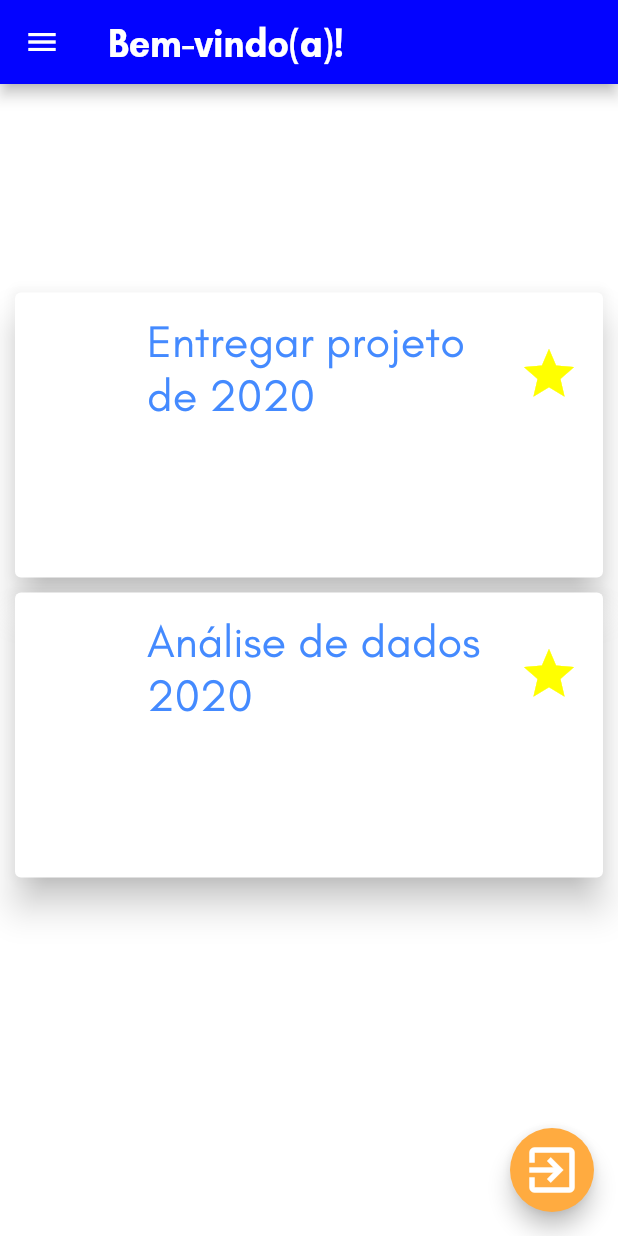
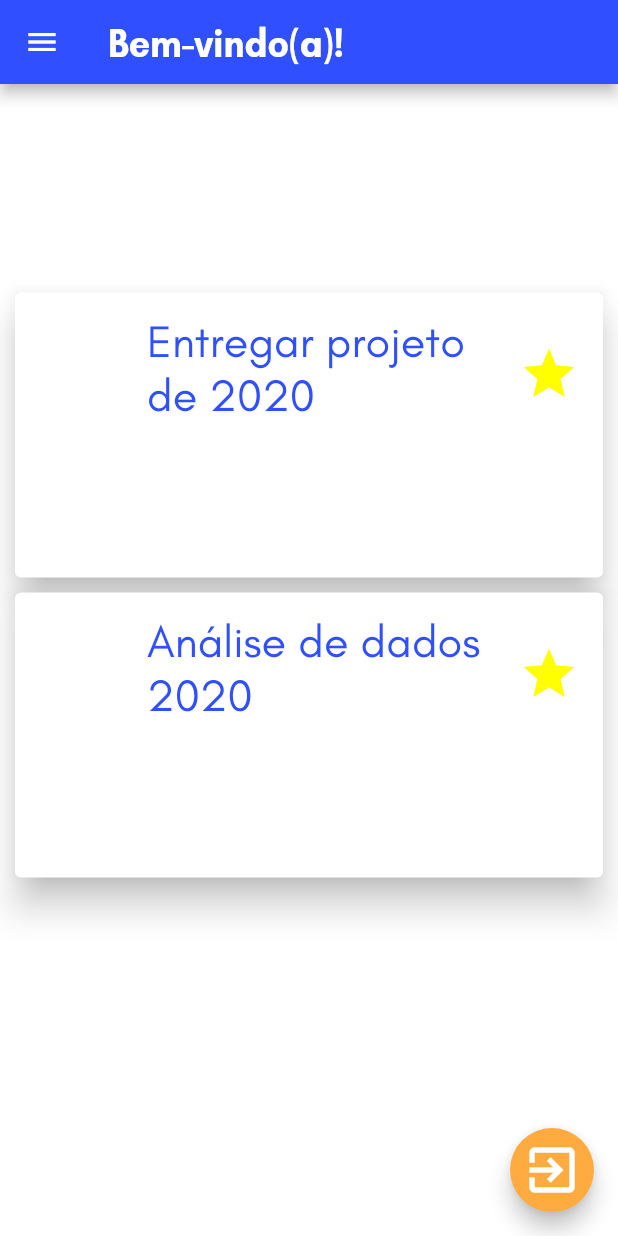
Before and after one commit to UFRPE-ODG/Pr-totipo, a Flutter app: the Pagina3 screen opened directly, on a phone screen of 412 x 824 dp. Run offline on Flutter 3.47's test engine with Material 2 defaults, Android fonts, the phone set to English and light mode, and no system bars; our stand-ins replace progress_dialog, simple_animations, splashscreen, sqflite; missing offline and left inert: commons, google_maps_flutter_heatmap; accounts and stored records are empty.

Commit message:
Update Pagina3 Cores

```diff
--- a/lib/App/Destinos/Pagina3.dart
+++ b/lib/App/Destinos/Pagina3.dart
@@ -23,7 +23,7 @@ class Pagina3 extends StatelessWidget {
         }
       ),
       appBar: AppBar(
-        backgroundColor: Color(0xFF0303ff),
+        backgroundColor: Color(0xFF3050ff),
 
         title: Text(
           "Bem-vindo(a)!",
@@ -79,7 +79,7 @@ class Pagina3 extends StatelessWidget {
                         ),
                         title: Text('Entregar projeto de 2020',
                           style: style.copyWith(
-                          color: Colors.blueAccent,
+                          color: Color(0xFF3050ff),
                           fontSize: 30.0,
                         ),),
                         dense: false,
@@ -123,7 +123,7 @@ class Pagina3 extends StatelessWidget {
                         ),
                         title: Text('Análise de dados 2020',
                           style: style.copyWith(
-                          color: Colors.blueAccent,
+                          color: Color(0xFF3050ff),
                           fontSize: 30.0,
                         ),),
                         dense: false,
@@ -166,8 +166,8 @@ return Drawer(
       padding: EdgeInsets.zero,
       children: <Widget>[
         UserAccountsDrawerHeader(
-          accountName: Text("João Pedro",style: TextStyle(fontFamily: "Glacial Indifference", fontSize: 20.0,color: Colors.blueAccent,)),
-           accountEmail: Text("JoaoPedro@gmail.com",style: TextStyle(fontFamily: "Glacial Indifference", fontSize: 20.0,color: Colors.blueAccent,)),
+          accountName: Text("João Pedro",style: TextStyle(fontFamily: "Glacial Indifference", fontSize: 20.0,color: Color(0xFF3050ff),)),
+           accountEmail: Text("JoaoPedro@gmail.com",style: TextStyle(fontFamily: "Glacial Indifference", fontSize: 20.0,color: Color(0xFF3050ff),)),
            currentAccountPicture: new GestureDetector(
                 child: new CircleAvatar(
                   backgroundImage: new NetworkImage(fotodeperfil),
@@ -178,40 +178,40 @@ return Drawer(
                image: NetworkImage(imagemdefundo),),
            ),),
         ListTile(
-          leading: Icon(Icons.grain,color: Colors.blueAccent,),
-          title: Text('Dashboard',style: TextStyle(fontFamily: "Glacial Indifference", fontSize: 20.0,color: Colors.blueAccent,)),
+          leading: Icon(Icons.grain,color: Color(0xFF3050ff),),
+          title: Text('Dashboard',style: TextStyle(fontFamily: "Glacial Indifference", fontSize: 20.0,color: Color(0xFF3050ff),)),
            onTap: () {
                 Navigator.of(context).pop();
                 Navigator.of(context).push(new MaterialPageRoute(builder: (BuildContext context) => Dashboard()));
               }
         ),
         ListTile(
-          leading: Icon(Icons.map,color: Colors.blueAccent,),
-          title: Text('HeatMaps',style: TextStyle(fontFamily: "Glacial Indifference", fontSize: 20.0,color: Colors.blueAccent,)),
+          leading: Icon(Icons.map,color: Color(0xFF3050ff),),
+          title: Text('HeatMaps',style: TextStyle(fontFamily: "Glacial Indifference", fontSize: 20.0,color: Color(0xFF3050ff),)),
            onTap: () {
                 Navigator.of(context).pop();
                 Navigator.of(context).push(new MaterialPageRoute(builder: (BuildContext context) => MenuHeat()));
               }
         ),
         ListTile(
-          leading: Icon(Icons.message,color: Colors.blueAccent,),
-          title: Text('Messages',style: TextStyle(fontFamily: "Glacial Indifference", fontSize: 20.0,color: Colors.blueAccent,)),
+          leading: Icon(Icons.message,color: Color(0xFF3050ff),),
+          title: Text('Messages',style: TextStyle(fontFamily: "Glacial Indifference", fontSize: 20.0,color: Color(0xFF3050ff),)),
            onTap: () {
                 Navigator.of(context).pop();
                 Navigator.of(context).push(new MaterialPageRoute(builder: (BuildContext context) => Mensagem()));
               }
         ),
         ListTile(
-          leading: Icon(Icons.account_circle, color: Colors.blueAccent,),
-          title: Text('Perfil',style: TextStyle(fontFamily: "Glacial Indifference", fontSize: 20.0,color: Colors.blueAccent)),
+          leading: Icon(Icons.account_circle, color: Color(0xFF3050ff),),
+          title: Text('Perfil',style: TextStyle(fontFamily: "Glacial Indifference", fontSize: 20.0,color: Color(0xFF3050ff))),
            onTap: () {
                 Navigator.of(context).pop();
                 Navigator.of(context).push(new MaterialPageRoute(builder: (BuildContext context) => Perfil()));
               }
         ),
         ListTile(
-           title: Text('Configurações',style: TextStyle(fontFamily: "Glacial Indifference", fontSize: 20.0,color: Colors.blueAccent)),
-           leading: Icon(Icons.settings, color: Colors.blueAccent),
+           title: Text('Configurações',style: TextStyle(fontFamily: "Glacial Indifference", fontSize: 20.0,color: Color(0xFF3050ff))),
+           leading: Icon(Icons.settings, color: Color(0xFF3050ff)),
               onTap: () {
                 Navigator.of(context).pop();
                 Navigator.of(context).push(new MaterialPageRoute(builder: (BuildContext context) => Configuracao()));
```
